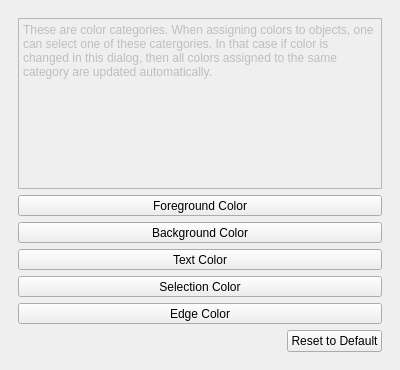
The window that Qt/Components/Resources/UI/pqApplicationOptions.ui (wildmichael/ParaView3-enhancements-old) describes before a commit, drawn with Qt 5.
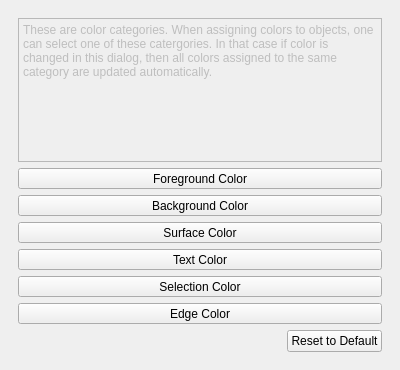
The same window after the commit. Custom widgets are drawn as their Qt base class.

Commit message: ENH: Fixed BUG #8691. Added new global "SurfaceColor" setting which is separate from ForegroundColor.

Diff of the .ui file:
```diff
--- a/Qt/Components/Resources/UI/pqApplicationOptions.ui
+++ b/Qt/Components/Resources/UI/pqApplicationOptions.ui
@@ -168,6 +168,19 @@
          </property>
         </widget>
        </item>
+       <item>
+        <widget class="pqColorChooserButton" name="SurfaceColor" >
+         <property name="sizePolicy" >
+          <sizepolicy vsizetype="Fixed" hsizetype="Minimum" >
+           <horstretch>0</horstretch>
+           <verstretch>0</verstretch>
+          </sizepolicy>
+         </property>
+         <property name="text" >
+          <string>Surface Color</string>
+         </property>
+        </widget>
+       </item>
        <item>
         <widget class="pqColorChooserButton" name="TextAnnotationColor" >
          <property name="sizePolicy" >
```
The commit also changes 3 other files.
